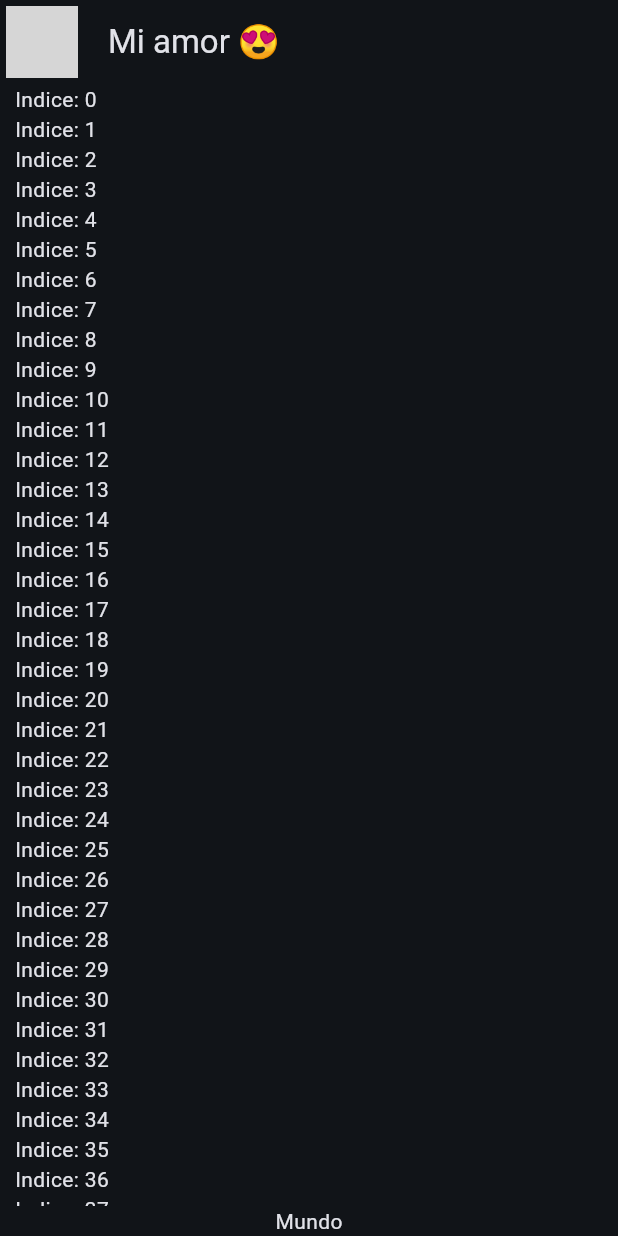
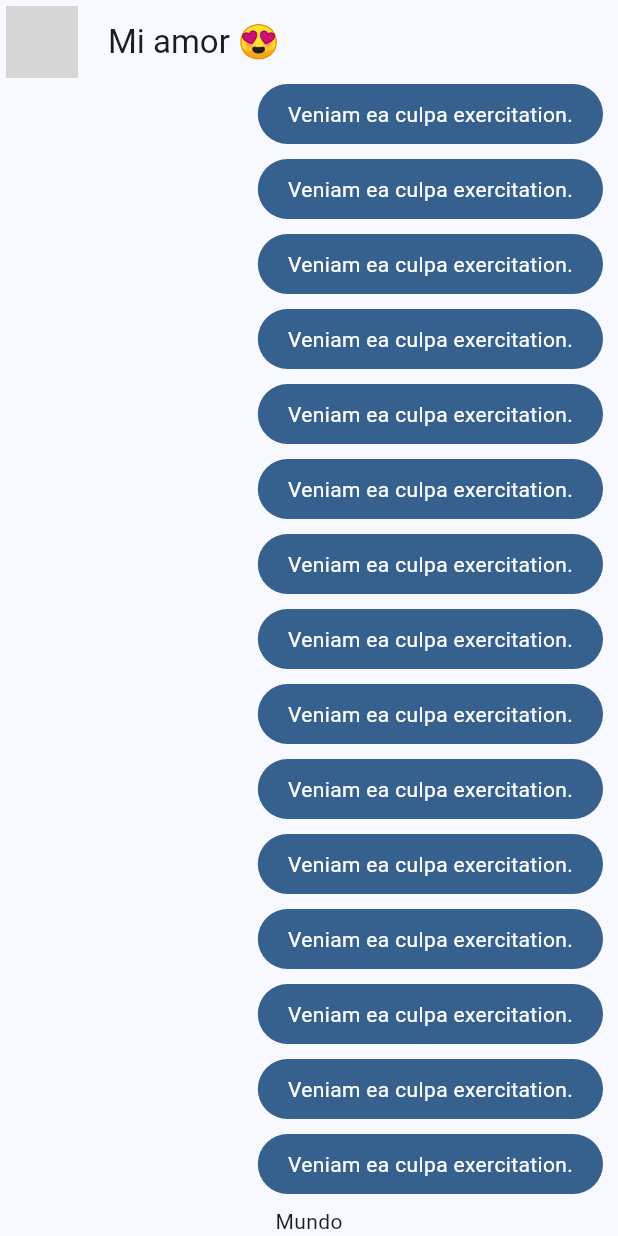
Before and after one commit to AgnosticSix/yes_no_app, a Flutter app: the screen it shows after launch, on a phone screen of 412 x 824 dp. Run offline on Flutter 3.47's test engine with Material 2 defaults, Android fonts, the phone set to English and light mode, and no system bars; network calls fail; grey boxes are pictures that could not be loaded.

Commit message:
added my messages side

```diff
--- a/lib/main.dart
+++ b/lib/main.dart
@@ -12,7 +12,7 @@ class MyApp extends StatelessWidget {
     return MaterialApp(
       debugShowCheckedModeBanner: false,
       title: 'Yes No App',
-      theme: AppTheme(selectedColor: 1, brightness: Brightness.dark).theme(),
+      theme: AppTheme(selectedColor: 1, brightness: Brightness.light).theme(),
       home: const ChatScreen()
     );
   }
--- a/lib/presentation/screens/chat/chat_screen.dart
+++ b/lib/presentation/screens/chat/chat_screen.dart
@@ -1,4 +1,5 @@
 import 'package:flutter/material.dart';
+import 'package:yes_no_app/presentation/widgets/chat/my_message_bubble.dart';
 
 class ChatScreen extends StatelessWidget {
   const ChatScreen({super.key});
@@ -32,8 +33,8 @@ class _ChatView extends StatelessWidget {
             Expanded(
                 child: ListView.builder(
                     itemCount: 100,
-                    itemBuilder: (context, index ) {
-                      return Text('Indice: $index');
+                    itemBuilder: (context, index) {
+                      return const MyMessageBubble();
                     })),
             const Text('Mundo')
           ],
--- /dev/null
+++ b/lib/presentation/widgets/chat/her_message_bubble.dart
@@ -0,0 +1,10 @@
+import 'package:flutter/material.dart';
+
+class HerMessageBubble extends StatelessWidget {
+  const HerMessageBubble({super.key});
+
+  @override
+  Widget build(BuildContext context) {
+    return const Placeholder();
+  }
+}
--- a/lib/presentation/widgets/chat/my_message_bubble.dart
+++ b/lib/presentation/widgets/chat/my_message_bubble.dart
@@ -5,6 +5,27 @@ class MyMessageBubble extends StatelessWidget {
 
   @override
   Widget build(BuildContext context) {
-    return Text('My Message');
+    final colors = Theme.of(context).colorScheme;
+    return Column(
+      crossAxisAlignment: CrossAxisAlignment.end,
+      children: [
+        Container(
+          decoration: BoxDecoration(
+            color: colors.primary,
+            borderRadius: BorderRadius.circular(20),
+          ),
+          child: const Padding(
+            padding: EdgeInsets.symmetric(horizontal: 20, vertical: 10),
+            child: Text(
+              'Veniam ea culpa exercitation.',
+              style: TextStyle(color: Colors.white),
+            ),
+          ),
+        ),
+        const SizedBox(
+          height: 10,
+        ),
+      ],
+    );
   }
 }
```
